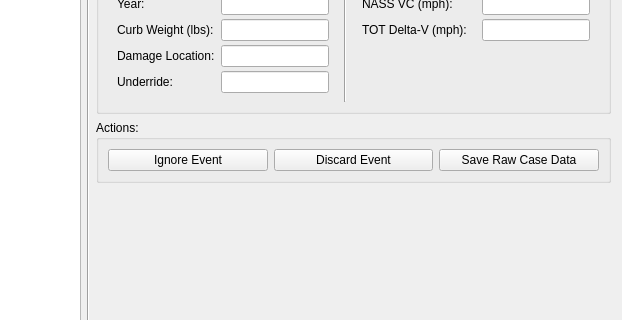
Old version of the form src/app/ui/EventsTab.ui in the repository caden-maxwell/nhtsa-scrape; both pictures show x 279 to 901 and y 108 to 428 of the 901 by 771 pixel window.
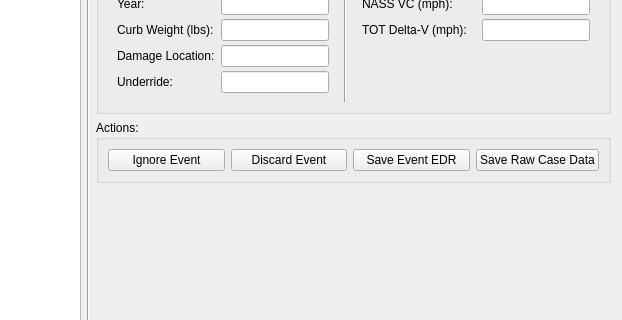
New version of the form.

```diff
--- a/src/app/ui/EventsTab.ui
+++ b/src/app/ui/EventsTab.ui
@@ -130,6 +130,13 @@
         </property>
        </widget>
       </item>
+      <item>
+       <widget class="QPushButton" name="saveEDRBtn">
+        <property name="text">
+         <string>Save Event EDR</string>
+        </property>
+       </widget>
+      </item>
       <item>
        <widget class="QPushButton" name="saveCaseBtn">
         <property name="text">
```
Left out of the diff: 2 changed lines with no effect on the pictures.
